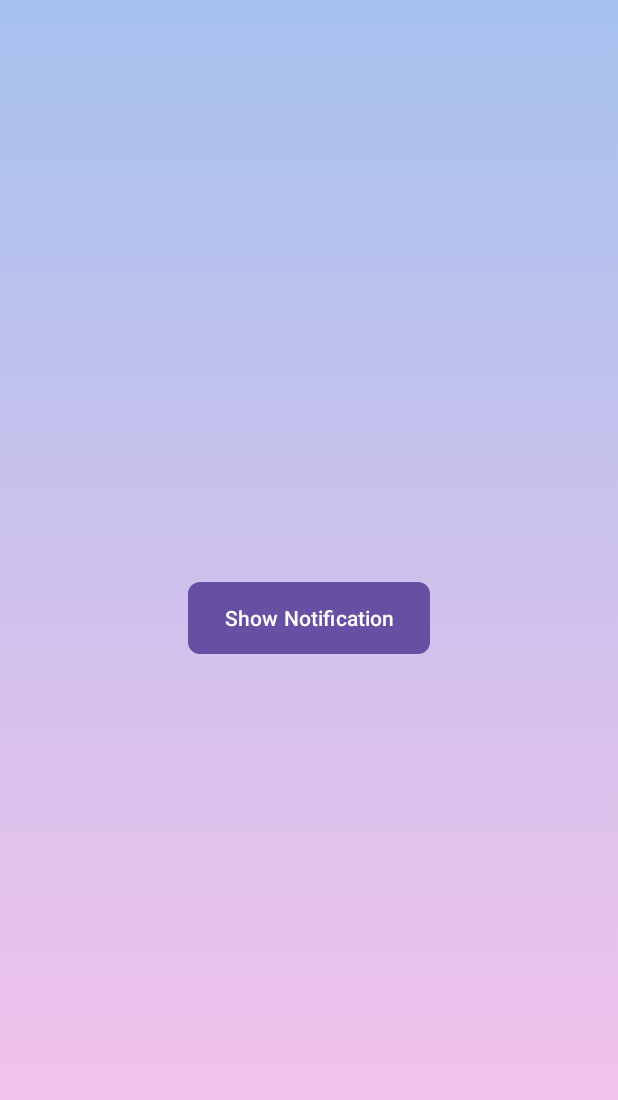
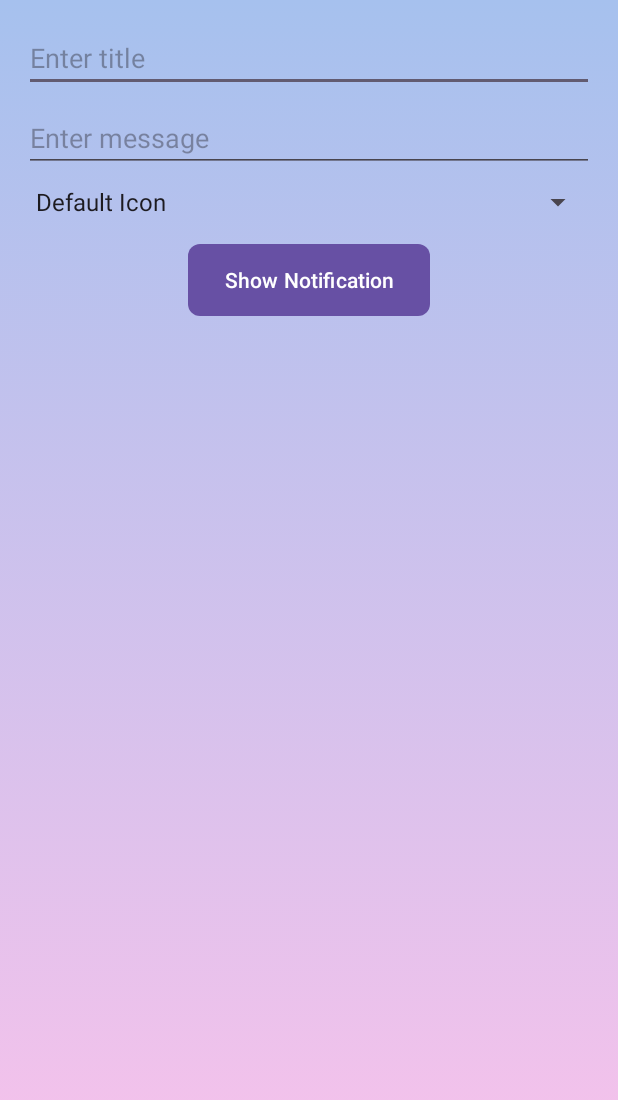
Before and after one commit to Ahmaaadm/codsoft_4, an Android app: the screen it shows after launch (MainActivity), after a tap on "Show Notification", on a phone screen of 412 x 824 dp. Shown: the top 1100 px of the screen. Run offline under Robolectric (Android 15) with nearby library versions, the phone set to English and light mode, and no system bars.

Commit message:
first commit

```diff
--- a/app/src/main/java/com/example/task4/MainActivity.java
+++ b/app/src/main/java/com/example/task4/MainActivity.java
@@ -7,7 +7,10 @@ import android.content.pm.PackageManager;
 import android.os.Build;
 import android.os.Bundle;
 import android.view.View;
+import android.widget.ArrayAdapter;
 import android.widget.Button;
+import android.widget.EditText;
+import android.widget.Spinner;
 import android.widget.Toast;
 
 import androidx.appcompat.app.AppCompatActivity;
@@ -16,12 +19,13 @@ import androidx.core.app.NotificationCompat;
 import androidx.core.app.NotificationManagerCompat;
 
 public class MainActivity extends AppCompatActivity {
-    Button pushButton;
-    NotificationManagerCompat notificationManagerCompat;
-    Notification notification;
-    int pushCounter;
+    private EditText titleInput;
+    private EditText messageInput;
+    private Spinner iconSpinner;
+    private Button pushButton;
+    private NotificationManagerCompat notificationManagerCompat;
+    private int pushCounter;
 
-    // Request code for POST_NOTIFICATIONS permission
     private static final int REQUEST_POST_NOTIFICATIONS = 1;
 
     @Override
@@ -45,8 +49,17 @@ public class MainActivity extends AppCompatActivity {
 
         notificationManagerCompat = NotificationManagerCompat.from(this);
 
-        // Find button and set click listener
+        // Find input fields and button
+        titleInput = findViewById(R.id.title_input);
+        messageInput = findViewById(R.id.message_input);
+        iconSpinner = findViewById(R.id.icon_spinner);
         pushButton = findViewById(R.id.notify_button);
+
+        // Populate the spinner with icon options
+        ArrayAdapter<CharSequence> adapter = ArrayAdapter.createFromResource(this, R.array.icon_array, android.R.layout.simple_spinner_item);
+        adapter.setDropDownViewResource(android.R.layout.simple_spinner_dropdown_item);
+        iconSpinner.setAdapter(adapter);
+
         pushButton.setOnClickListener(this::push);
     }
 
@@ -63,26 +76,34 @@ public class MainActivity extends AppCompatActivity {
             }
         }
 
-        // Build the notification with updated pushCounter
+        // Get user inputs
+        String title = titleInput.getText().toString();
+        String message = messageInput.getText().toString();
+        int icon = R.drawable.baseline_notifications_none_24; // Default icon
+
+        // Example for icon selection from Spinner
+        String selectedIcon = iconSpinner.getSelectedItem().toString();
+        if ("Icon 1".equals(selectedIcon)) {
+            icon = R.drawable.one;
+        } else if ("Icon 2".equals(selectedIcon)) {
+            icon = R.drawable.two;
+        } else if ("Icon 3".equals(selectedIcon)) {
+            icon = R.drawable.three;
+        }
+
+        // Build the notification
         NotificationCompat.Builder builder = new NotificationCompat.Builder(this, "mc")
-                .setSmallIcon(R.drawable.nott) // Use your icon
-                .setContentTitle("Notification")
-                .setContentText("This is notification number " + pushCounter + " .")
+                .setSmallIcon(icon)
+                .setContentTitle(title)
+                .setContentText(message)
                 .setPriority(NotificationCompat.PRIORITY_DEFAULT)
                 .setAutoCancel(true);
 
         Notification notification = builder.build();
         if (ActivityCompat.checkSelfPermission(this, android.Manifest.permission.POST_NOTIFICATIONS) != PackageManager.PERMISSION_GRANTED) {
-            // TODO: Consider calling
-            //    ActivityCompat#requestPermissions
-            // here to request the missing permissions, and then overriding
-            //   public void onRequestPermissionsResult(int requestCode, String[] permissions,
-            //                                          int[] grantResults)
-            // to handle the case where the user grants the permission. See the documentation
-            // for ActivityCompat#requestPermissions for more details.
             return;
         }
-        notificationManagerCompat.notify(pushCounter, notification); // Use pushCounter as notification ID
+        notificationManagerCompat.notify(pushCounter, notification);
 
         pushCounter++;
     }
@@ -91,15 +112,9 @@ public class MainActivity extends AppCompatActivity {
     public void onRequestPermissionsResult(int requestCode, String[] permissions, int[] grantResults) {
         super.onRequestPermissionsResult(requestCode, permissions, grantResults);
         if (requestCode == REQUEST_POST_NOTIFICATIONS) {
-            // If request is cancelled, the result arrays are empty.
             if (grantResults.length > 0 && grantResults[0] == PackageManager.PERMISSION_GRANTED) {
-                // Permission was granted
-                if (ActivityCompat.checkSelfPermission(this, android.Manifest.permission.POST_NOTIFICATIONS) != PackageManager.PERMISSION_GRANTED) {
-                    return;
-                }
-                notificationManagerCompat.notify(pushCounter, notification);
+                Toast.makeText(this, "Notification permission granted", Toast.LENGTH_SHORT).show();
             } else {
-                // Permission denied, handle accordingly
                 Toast.makeText(this, "Notification permission denied", Toast.LENGTH_SHORT).show();
             }
         }
--- /dev/null
+++ b/app/src/main/res/drawable/one.xml
@@ -0,0 +1,5 @@
+<vector xmlns:android="http://schemas.android.com/apk/res/android" android:height="24dp" android:tint="#AA0C0C" android:viewportHeight="24" android:viewportWidth="24" android:width="24dp">
+
+    <path android:fillColor="@android:color/white" android:pathData="M17.2,3l-10.4,0l-5.2,9l5.2,9l10.4,0l5.2,-9z"/>
+
+</vector>
--- /dev/null
+++ b/app/src/main/res/drawable/three.xml
@@ -0,0 +1,5 @@
+<vector xmlns:android="http://schemas.android.com/apk/res/android" android:height="24dp" android:tint="#FFD500" android:viewportHeight="24" android:viewportWidth="24" android:width="24dp">
+
+    <path android:fillColor="@android:color/white" android:pathData="M18.92,6.01C18.72,5.42 18.16,5 17.5,5L15,5L15,3L9,3v2L6.5,5c-0.66,0 -1.21,0.42 -1.42,1.01L3,12v8c0,0.55 0.45,1 1,1h1c0.55,0 1,-0.45 1,-1v-1h12v1c0,0.55 0.45,1 1,1h1c0.55,0 1,-0.45 1,-1v-8l-2.08,-5.99zM6.5,16c-0.83,0 -1.5,-0.67 -1.5,-1.5S5.67,13 6.5,13s1.5,0.67 1.5,1.5S7.33,16 6.5,16zM17.5,16c-0.83,0 -1.5,-0.67 -1.5,-1.5s0.67,-1.5 1.5,-1.5 1.5,0.67 1.5,1.5 -0.67,1.5 -1.5,1.5zM5,11l1.5,-4.5h11L19,11L5,11z"/>
+
+</vector>
--- /dev/null
+++ b/app/src/main/res/drawable/two.xml
@@ -0,0 +1,17 @@
+<vector xmlns:android="http://schemas.android.com/apk/res/android" android:height="24dp" android:tint="#317EE3" android:viewportHeight="24" android:viewportWidth="24" android:width="24dp">
+
+    <path android:fillColor="@android:color/white" android:pathData="M13.79,8l1.8,-3l-1.8,-3l-3.58,0l-1.8,3l1.8,3z"/>
+
+    <path android:fillColor="@android:color/white" android:pathData="M10.21,9l-1.8,3l1.8,3l3.58,0l1.8,-3l-1.8,-3z"/>
+
+    <path android:fillColor="@android:color/white" android:pathData="M16.45,11.51l3.59,0l1.79,-3l-1.79,-3l-3.59,0l-1.8,3z"/>
+
+    <path android:fillColor="@android:color/white" android:pathData="M20.04,12.51l-3.59,0l-1.8,3l1.8,3l3.59,0l1.79,-3z"/>
+
+    <path android:fillColor="@android:color/white" android:pathData="M7.55,11.51l1.8,-3l-1.8,-3l-3.59,0l-1.79,3l1.79,3z"/>
+
+    <path android:fillColor="@android:color/white" android:pathData="M7.55,12.51l-3.59,0l-1.79,3l1.79,3l3.59,0l1.8,-3z"/>
+
+    <path android:fillColor="@android:color/white" android:pathData="M10.21,16l-1.8,3l1.8,3l3.58,0l1.8,-3l-1.8,-3z"/>
+
+</vector>
--- a/app/src/main/res/layout/activity_main.xml
+++ b/app/src/main/res/layout/activity_main.xml
@@ -1,9 +1,30 @@
-<?xml version="1.0" encoding="utf-8"?>
 <RelativeLayout xmlns:android="http://schemas.android.com/apk/res/android"
     android:layout_width="match_parent"
     android:layout_height="match_parent"
     android:padding="16dp"
     android:background="@drawable/gradient_background">
+
+    <EditText
+        android:id="@+id/title_input"
+        android:layout_width="match_parent"
+        android:layout_height="wrap_content"
+        android:hint="Enter title"
+        android:layout_marginBottom="8dp" />
+
+    <EditText
+        android:id="@+id/message_input"
+        android:layout_width="match_parent"
+        android:layout_height="wrap_content"
+        android:hint="Enter message"
+        android:layout_below="@id/title_input"
+        android:layout_marginBottom="8dp" />
+
+    <Spinner
+        android:id="@+id/icon_spinner"
+        android:layout_width="match_parent"
+        android:layout_height="wrap_content"
+        android:layout_below="@id/message_input"
+        android:layout_marginBottom="16dp" />
 
     <Button
         android:id="@+id/notify_button"
@@ -11,6 +32,7 @@
         android:layout_height="wrap_content"
         android:text="Show Notification"
         android:layout_centerInParent="true"
+        android:layout_below="@id/icon_spinner"
         android:onClick="push"
         android:background="@drawable/button_background" />
 </RelativeLayout>
--- a/app/src/main/res/values/strings.xml
+++ b/app/src/main/res/values/strings.xml
@@ -2,4 +2,10 @@
     <string name="app_name">task4</string>
     <string name="channel_name">Example Channel</string>
     <string name="channel_description">This is an example notification channel.</string>
+    <string-array name="icon_array">
+        <item>Default Icon</item>
+        <item>Icon 1</item>
+        <item>Icon 2</item>
+        <item>Icon 3</item>
+    </string-array>
 </resources>
```
